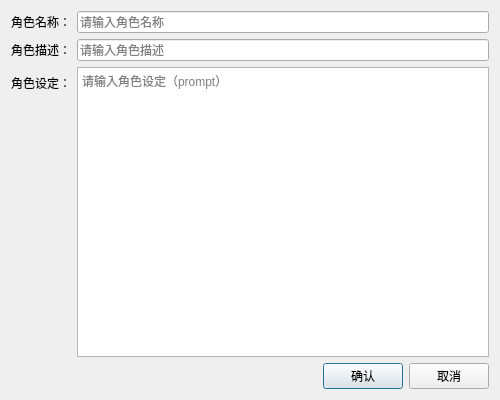
Before: the Qt Designer form src/ui/customroledialog.ui in Cuber-Wei/SuSG2025-KylinAiAssistant, drawn with Qt 5.
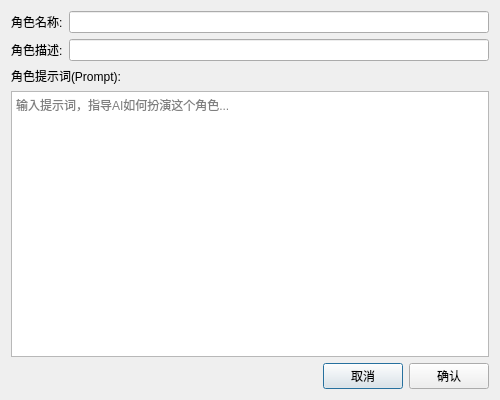
After: the same form once the commit is applied.

Commit message: feat: UI部分完成,包括对话界面和角色定义界面

```diff
--- a/src/ui/customroledialog.ui
+++ b/src/ui/customroledialog.ui
@@ -19,47 +19,39 @@
      <item row="0" column="0">
       <widget class="QLabel" name="nameLabel">
        <property name="text">
-        <string>角色名称：</string>
+        <string>角色名称:</string>
        </property>
       </widget>
      </item>
      <item row="0" column="1">
-      <widget class="QLineEdit" name="nameEdit">
-       <property name="placeholderText">
-        <string>请输入角色名称</string>
-       </property>
-      </widget>
+      <widget class="QLineEdit" name="nameLineEdit"/>
      </item>
      <item row="1" column="0">
       <widget class="QLabel" name="descriptionLabel">
        <property name="text">
-        <string>角色描述：</string>
+        <string>角色描述:</string>
        </property>
       </widget>
      </item>
      <item row="1" column="1">
-      <widget class="QLineEdit" name="descriptionEdit">
-       <property name="placeholderText">
-        <string>请输入角色描述</string>
-       </property>
-      </widget>
-     </item>
-     <item row="2" column="0">
-      <widget class="QLabel" name="promptLabel">
-       <property name="text">
-        <string>角色设定：</string>
-       </property>
-      </widget>
-     </item>
-     <item row="2" column="1">
-      <widget class="QTextEdit" name="promptEdit">
-       <property name="placeholderText">
-        <string>请输入角色设定（prompt）</string>
-       </property>
-      </widget>
+      <widget class="QLineEdit" name="descriptionLineEdit"/>
      </item>
     </layout>
    </item>
+   <item>
+    <widget class="QLabel" name="promptLabel">
+     <property name="text">
+      <string>角色提示词(Prompt):</string>
+     </property>
+    </widget>
+   </item>
+   <item>
+    <widget class="QTextEdit" name="promptTextEdit">
+     <property name="placeholderText">
+      <string>输入提示词，指导AI如何扮演这个角色...</string>
+     </property>
+    </widget>
+   </item>
    <item>
     <layout class="QHBoxLayout" name="horizontalLayout">
      <item>
@@ -75,13 +67,6 @@
        </property>
       </spacer>
      </item>
-     <item>
-      <widget class="QPushButton" name="confirmButton">
-       <property name="text">
-        <string>确认</string>
-       </property>
-      </widget>
-     </item>
      <item>
       <widget class="QPushButton" name="cancelButton">
        <property name="text">
@@ -89,6 +74,13 @@
        </property>
       </widget>
      </item>
+     <item>
+      <widget class="QPushButton" name="confirmButton">
+       <property name="text">
+        <string>确认</string>
+       </property>
+      </widget>
+     </item>
     </layout>
    </item>
   </layout>
```
Left out of the diff: 2 changed lines with no effect on the pictures. The commit also changes 15 other files.
